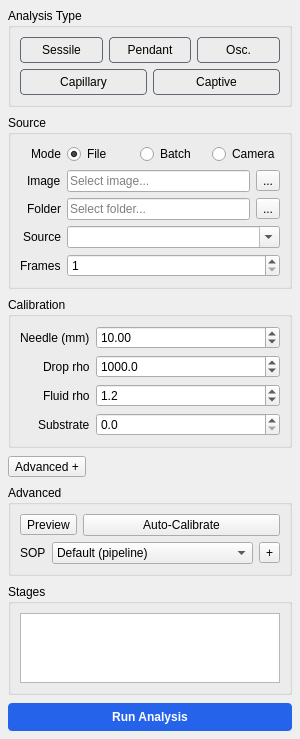
First picture: the form in src/menipy/gui/views/setup_panel.ui, repository carenaudo/Menipy, before the edit.
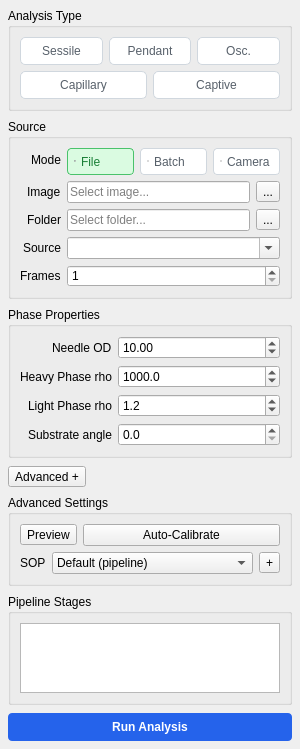
Second picture: the form after the edit.

Commit message: Apply light theme and workbench UI polish

Patch:
```diff
--- a/src/menipy/gui/views/setup_panel.ui
+++ b/src/menipy/gui/views/setup_panel.ui
@@ -30,8 +30,9 @@
           <property name="checkable"><bool>true</bool></property>
           <property name="autoExclusive"><bool>true</bool></property>
           <property name="styleSheet">
-           <string notr="true">QPushButton { text-align: center; padding: 5px 6px; border: 1px solid #5f6773; border-radius: 4px; background: transparent; color: palette(text); }
-QPushButton:checked { border: 2px solid #4A90E2; font-weight: 600; }</string>
+           <string notr="true">QPushButton { text-align: center; padding: 6px 6px; border: 1px solid #D0D7DE; border-radius: 5px; background: #FFFFFF; color: #57606A; }
+QPushButton:hover { background: #EAEFF4; color: #24292F; }
+QPushButton:checked { background: #DDF4FF; border: 1px solid #0969DA; color: #0969DA; font-weight: 600; }</string>
           </property>
          </widget>
         </item>
@@ -41,8 +42,9 @@
           <property name="checkable"><bool>true</bool></property>
           <property name="autoExclusive"><bool>true</bool></property>
           <property name="styleSheet">
-           <string notr="true">QPushButton { text-align: center; padding: 5px 6px; border: 1px solid #5f6773; border-radius: 4px; background: transparent; color: palette(text); }
-QPushButton:checked { border: 2px solid #4A90E2; font-weight: 600; }</string>
+           <string notr="true">QPushButton { text-align: center; padding: 6px 6px; border: 1px solid #D0D7DE; border-radius: 5px; background: #FFFFFF; color: #57606A; }
+QPushButton:hover { background: #EAEFF4; color: #24292F; }
+QPushButton:checked { background: #DDF4FF; border: 1px solid #0969DA; color: #0969DA; font-weight: 600; }</string>
           </property>
          </widget>
         </item>
@@ -52,8 +54,9 @@
           <property name="checkable"><bool>true</bool></property>
           <property name="autoExclusive"><bool>true</bool></property>
           <property name="styleSheet">
-           <string notr="true">QPushButton { text-align: center; padding: 5px 6px; border: 1px solid #5f6773; border-radius: 4px; background: transparent; color: palette(text); }
-QPushButton:checked { border: 2px solid #4A90E2; font-weight: 600; }</string>
+           <string notr="true">QPushButton { text-align: center; padding: 6px 6px; border: 1px solid #D0D7DE; border-radius: 5px; background: #FFFFFF; color: #57606A; }
+QPushButton:hover { background: #EAEFF4; color: #24292F; }
+QPushButton:checked { background: #DDF4FF; border: 1px solid #0969DA; color: #0969DA; font-weight: 600; }</string>
           </property>
          </widget>
         </item>
@@ -68,8 +71,9 @@
           <property name="checkable"><bool>true</bool></property>
           <property name="autoExclusive"><bool>true</bool></property>
           <property name="styleSheet">
-           <string notr="true">QPushButton { text-align: center; padding: 5px 6px; border: 1px solid #5f6773; border-radius: 4px; background: transparent; color: palette(text); }
-QPushButton:checked { border: 2px solid #4A90E2; font-weight: 600; }</string>
+           <string notr="true">QPushButton { text-align: center; padding: 6px 6px; border: 1px solid #D0D7DE; border-radius: 5px; background: #FFFFFF; color: #57606A; }
+QPushButton:hover { background: #EAEFF4; color: #24292F; }
+QPushButton:checked { background: #DDF4FF; border: 1px solid #0969DA; color: #0969DA; font-weight: 600; }</string>
           </property>
          </widget>
         </item>
@@ -79,8 +83,9 @@
           <property name="checkable"><bool>true</bool></property>
           <property name="autoExclusive"><bool>true</bool></property>
           <property name="styleSheet">
-           <string notr="true">QPushButton { text-align: center; padding: 5px 6px; border: 1px solid #5f6773; border-radius: 4px; background: transparent; color: palette(text); }
-QPushButton:checked { border: 2px solid #4A90E2; font-weight: 600; }</string>
+           <string notr="true">QPushButton { text-align: center; padding: 6px 6px; border: 1px solid #D0D7DE; border-radius: 5px; background: #FFFFFF; color: #57606A; }
+QPushButton:hover { background: #EAEFF4; color: #24292F; }
+QPushButton:checked { background: #DDF4FF; border: 1px solid #0969DA; color: #0969DA; font-weight: 600; }</string>
           </property>
          </widget>
         </item>
@@ -92,6 +97,12 @@
    <item>
     <widget class="QGroupBox" name="sourceGroup">
      <property name="title"><string>Source</string></property>
+     <property name="styleSheet">
+      <string notr="true">QRadioButton { border: 1px solid #D0D7DE; border-radius: 4px; padding: 5px 7px; background: #FFFFFF; color: #57606A; }
+QRadioButton:hover { background: #EAEFF4; color: #24292F; }
+QRadioButton:checked { background: #DAFBE1; border-color: #4AC26B; color: #1A7F37; font-weight: 600; }
+QRadioButton::indicator { width: 0px; height: 0px; }</string>
+     </property>
      <layout class="QFormLayout" name="sourceForm">
       <property name="labelAlignment"><set>Qt::AlignRight|Qt::AlignTrailing|Qt::AlignVCenter</set></property>
       <item row="0" column="0">
@@ -186,12 +197,12 @@
    </item>
    <item>
     <widget class="QGroupBox" name="calibrationGroup">
-     <property name="title"><string>Calibration</string></property>
+     <property name="title"><string>Phase Properties</string></property>
      <layout class="QFormLayout" name="calibrationForm">
       <property name="labelAlignment"><set>Qt::AlignRight|Qt::AlignTrailing|Qt::AlignVCenter</set></property>
       <item row="0" column="0">
        <widget class="QLabel" name="needleLengthLabel">
-        <property name="text"><string>Needle (mm)</string></property>
+        <property name="text"><string>Needle OD</string></property>
        </widget>
       </item>
       <item row="0" column="1">
@@ -204,7 +215,7 @@
       </item>
       <item row="1" column="0">
        <widget class="QLabel" name="dropDensityLabel">
-        <property name="text"><string>Drop rho</string></property>
+        <property name="text"><string>Heavy Phase rho</string></property>
        </widget>
       </item>
       <item row="1" column="1">
@@ -217,7 +228,7 @@
       </item>
       <item row="2" column="0">
        <widget class="QLabel" name="fluidDensityLabel">
-        <property name="text"><string>Fluid rho</string></property>
+        <property name="text"><string>Light Phase rho</string></property>
        </widget>
       </item>
       <item row="2" column="1">
@@ -230,7 +241,7 @@
       </item>
       <item row="3" column="0">
        <widget class="QLabel" name="substrateAngleLabel">
-        <property name="text"><string>Substrate</string></property>
+        <property name="text"><string>Substrate angle</string></property>
        </widget>
       </item>
       <item row="3" column="1">
@@ -253,7 +264,7 @@
    </item>
    <item>
     <widget class="QGroupBox" name="sopGroup">
-     <property name="title"><string>Advanced</string></property>
+     <property name="title"><string>Advanced Settings</string></property>
      <layout class="QVBoxLayout" name="advancedLayout">
       <item>
        <layout class="QHBoxLayout" name="previewRow">
@@ -302,7 +313,7 @@
    </item>
    <item>
     <widget class="QGroupBox" name="stepsGroup">
-     <property name="title"><string>Stages</string></property>
+     <property name="title"><string>Pipeline Stages</string></property>
      <layout class="QVBoxLayout" name="stepsBox">
       <item>
        <widget class="QListWidget" name="stepsList">
```
The commit also changes 11 other files.
